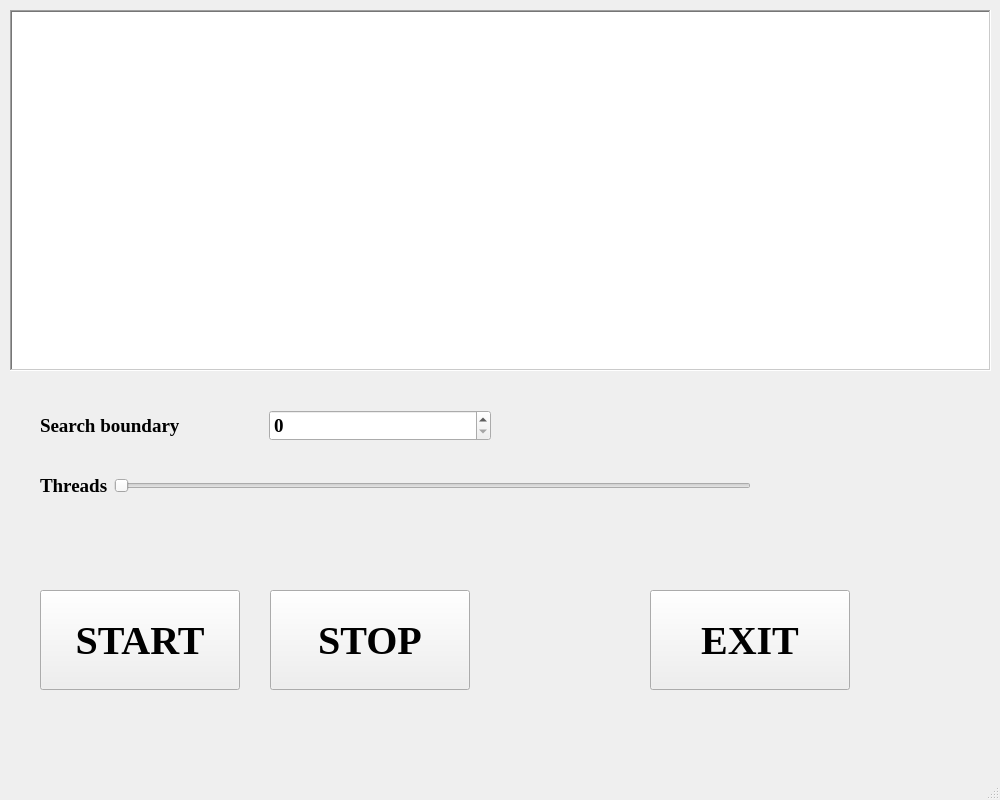
Above: CollatzSequence/mainwindow.ui from fisherman-as/Hillel_Final_Project_cpp before the change. Below: the same form after it.
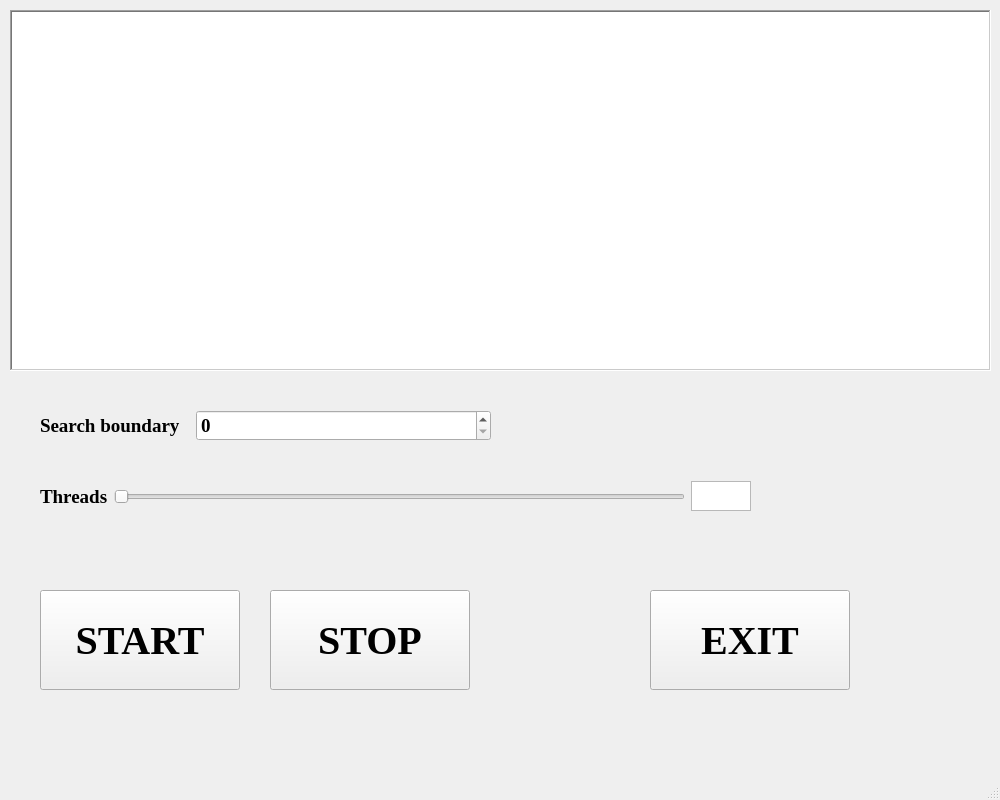
That is the form after the change.

The edit to the form file:
```diff
--- a/CollatzSequence/mainwindow.ui
+++ b/CollatzSequence/mainwindow.ui
@@ -209,6 +209,12 @@
     <layout class="QHBoxLayout" name="horizontalLayout">
      <item>
       <widget class="QLabel" name="label">
+       <property name="maximumSize">
+        <size>
+         <width>150</width>
+         <height>16777215</height>
+        </size>
+       </property>
        <property name="text">
         <string>Search boundary</string>
        </property>
@@ -247,7 +253,7 @@
       <x>40</x>
       <y>460</y>
       <width>711</width>
-      <height>51</height>
+      <height>73</height>
      </rect>
     </property>
     <layout class="QHBoxLayout" name="horizontalLayout_2">
@@ -265,6 +271,22 @@
        </property>
       </widget>
      </item>
+     <item>
+      <widget class="QTextBrowser" name="textBrowser_2">
+       <property name="maximumSize">
+        <size>
+         <width>60</width>
+         <height>30</height>
+        </size>
+       </property>
+       <property name="verticalScrollBarPolicy">
+        <enum>Qt::ScrollBarPolicy::ScrollBarAlwaysOff</enum>
+       </property>
+       <property name="horizontalScrollBarPolicy">
+        <enum>Qt::ScrollBarPolicy::ScrollBarAlwaysOff</enum>
+       </property>
+      </widget>
+     </item>
     </layout>
    </widget>
   </widget>
```
